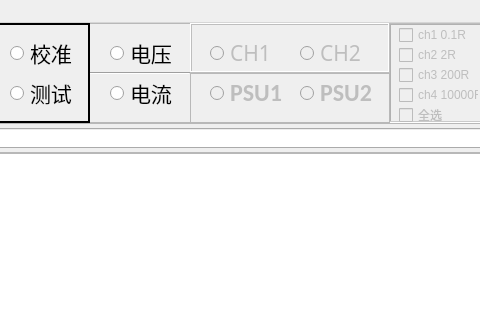
Before: the Qt Designer form mainwindow.ui in huyanzhao/verify, drawn with Qt 5; both pictures show x 520 to 1000 and y 0 to 320 of the 1200 by 675 pixel window.
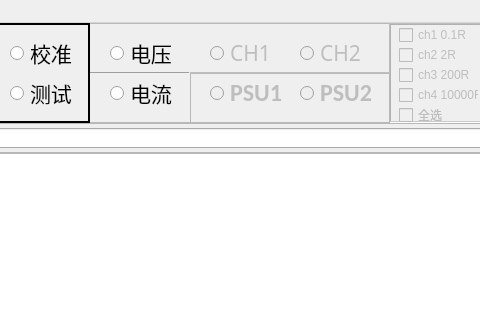
After: the same form once the commit is applied. Icons and pictures are not drawn.

Patch:
```diff
--- a/mainwindow.ui
+++ b/mainwindow.ui
@@ -343,7 +343,7 @@
        </rect>
       </property>
       <property name="frameShape">
-       <enum>QFrame::HLine</enum>
+       <enum>QFrame::NoFrame</enum>
       </property>
       <property name="frameShadow">
        <enum>QFrame::Sunken</enum>
@@ -392,6 +392,22 @@
         <string>电流</string>
        </property>
       </widget>
+      <widget class="Line" name="line_2">
+       <property name="geometry">
+        <rect>
+         <x>0</x>
+         <y>49</y>
+         <width>100</width>
+         <height>1</height>
+        </rect>
+       </property>
+       <property name="frameShadow">
+        <enum>QFrame::Raised</enum>
+       </property>
+       <property name="orientation">
+        <enum>Qt::Horizontal</enum>
+       </property>
+      </widget>
      </widget>
      <widget class="QFrame" name="frameVol">
       <property name="enabled">
@@ -406,7 +422,7 @@
        </rect>
       </property>
       <property name="frameShape">
-       <enum>QFrame::Box</enum>
+       <enum>QFrame::NoFrame</enum>
       </property>
       <property name="frameShadow">
        <enum>QFrame::Raised</enum>
@@ -459,6 +475,22 @@
         <string>CH2</string>
        </property>
       </widget>
+      <widget class="Line" name="line">
+       <property name="geometry">
+        <rect>
+         <x>0</x>
+         <y>49</y>
+         <width>200</width>
+         <height>1</height>
+        </rect>
+       </property>
+       <property name="frameShadow">
+        <enum>QFrame::Raised</enum>
+       </property>
+       <property name="orientation">
+        <enum>Qt::Horizontal</enum>
+       </property>
+      </widget>
      </widget>
      <widget class="QFrame" name="frameCur">
       <property name="enabled">
```
